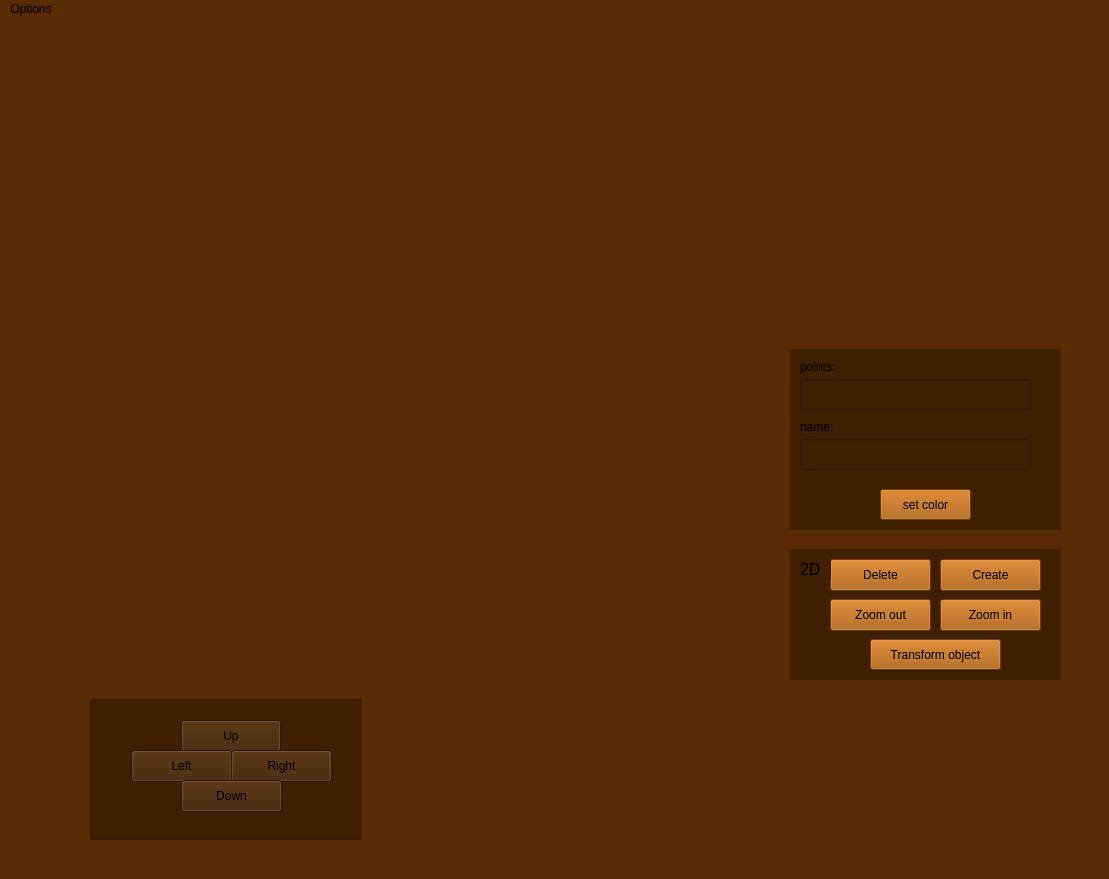
Before: the Qt Designer form view/main_window.ui in victoriavllso/sistema-grafico-interativo, drawn with Qt 5.
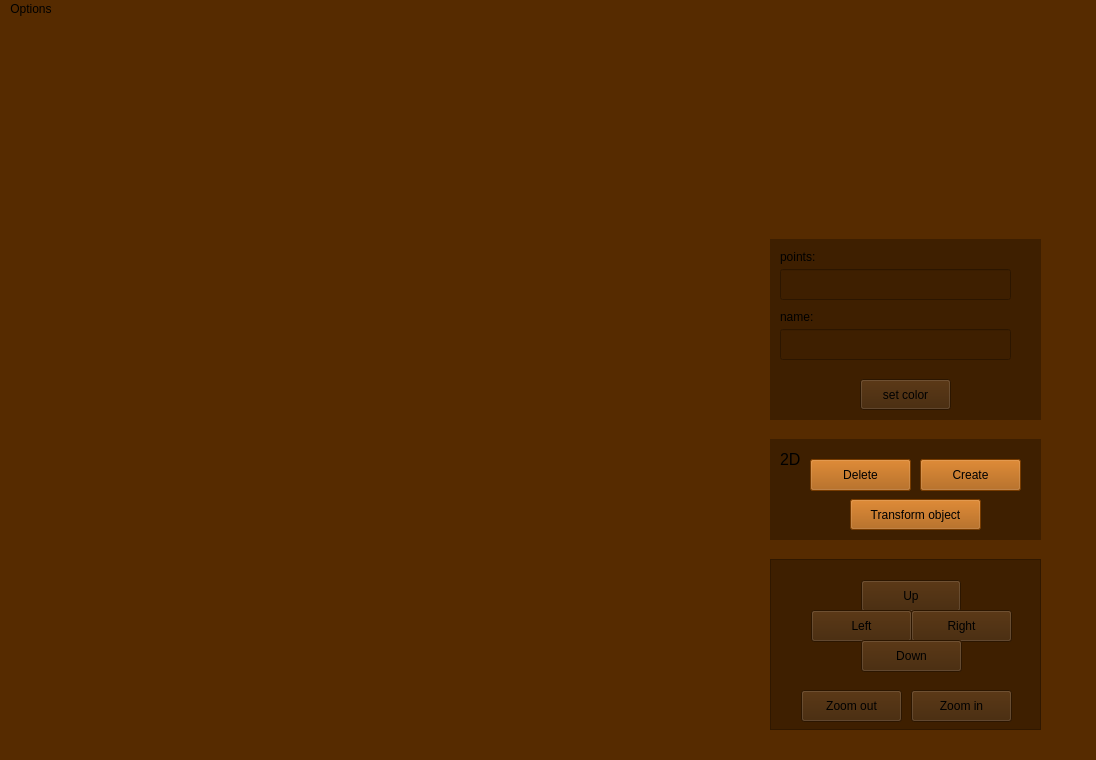
After: the same form once the commit is applied.

The edit to the form file:
```diff
--- a/view/main_window.ui
+++ b/view/main_window.ui
@@ -6,8 +6,8 @@
    <rect>
     <x>0</x>
     <y>0</y>
-    <width>1109</width>
-    <height>879</height>
+    <width>1096</width>
+    <height>760</height>
    </rect>
   </property>
   <property name="palette">
@@ -111,7 +111,7 @@
    <widget class="QLabel" name="vp">
     <property name="geometry">
      <rect>
-      <x>80</x>
+      <x>100</x>
       <y>10</y>
       <width>621</width>
       <height>661</height>
@@ -124,10 +124,10 @@
    <widget class="QScrollArea" name="scrollArea">
     <property name="geometry">
      <rect>
-      <x>90</x>
-      <y>680</y>
+      <x>770</x>
+      <y>540</y>
       <width>271</width>
-      <height>141</height>
+      <height>171</height>
      </rect>
     </property>
     <property name="styleSheet">
@@ -142,7 +142,7 @@
        <x>0</x>
        <y>0</y>
        <width>269</width>
-       <height>139</height>
+       <height>169</height>
       </rect>
      </property>
      <widget class="QPushButton" name="up">
@@ -197,15 +197,47 @@
        <string>Down</string>
       </property>
      </widget>
+     <widget class="QPushButton" name="z_out">
+      <property name="geometry">
+       <rect>
+        <x>30</x>
+        <y>130</y>
+        <width>101</width>
+        <height>32</height>
+       </rect>
+      </property>
+      <property name="styleSheet">
+       <string notr="true"/>
+      </property>
+      <property name="text">
+       <string>Zoom out</string>
+      </property>
+     </widget>
+     <widget class="QPushButton" name="z_in">
+      <property name="geometry">
+       <rect>
+        <x>140</x>
+        <y>130</y>
+        <width>101</width>
+        <height>32</height>
+       </rect>
+      </property>
+      <property name="styleSheet">
+       <string notr="true"/>
+      </property>
+      <property name="text">
+       <string>Zoom in</string>
+      </property>
+     </widget>
     </widget>
    </widget>
    <widget class="QWidget" name="widget" native="true">
     <property name="geometry">
      <rect>
-      <x>790</x>
-      <y>530</y>
+      <x>770</x>
+      <y>420</y>
       <width>271</width>
-      <height>131</height>
+      <height>101</height>
      </rect>
     </property>
     <property name="styleSheet">
@@ -215,7 +247,7 @@
      <property name="geometry">
       <rect>
        <x>150</x>
-       <y>10</y>
+       <y>20</y>
        <width>101</width>
        <height>32</height>
       </rect>
@@ -231,7 +263,7 @@
      <property name="geometry">
       <rect>
        <x>40</x>
-       <y>10</y>
+       <y>20</y>
        <width>101</width>
        <height>32</height>
       </rect>
@@ -247,7 +279,7 @@
      <property name="geometry">
       <rect>
        <x>80</x>
-       <y>90</y>
+       <y>60</y>
        <width>131</width>
        <height>31</height>
       </rect>
@@ -259,38 +291,6 @@
       <string>Transform object</string>
      </property>
     </widget>
-    <widget class="QPushButton" name="z_in">
-     <property name="geometry">
-      <rect>
-       <x>150</x>
-       <y>50</y>
-       <width>101</width>
-       <height>32</height>
-      </rect>
-     </property>
-     <property name="styleSheet">
-      <string notr="true">background-color: rgb(166, 83, 0);</string>
-     </property>
-     <property name="text">
-      <string>Zoom in</string>
-     </property>
-    </widget>
-    <widget class="QPushButton" name="z_out">
-     <property name="geometry">
-      <rect>
-       <x>40</x>
-       <y>50</y>
-       <width>101</width>
-       <height>32</height>
-      </rect>
-     </property>
-     <property name="styleSheet">
-      <string notr="true">background-color: rgb(166, 83, 0);</string>
-     </property>
-     <property name="text">
-      <string>Zoom out</string>
-     </property>
-    </widget>
     <widget class="QLabel" name="label">
      <property name="geometry">
       <rect>
@@ -309,12 +309,16 @@
       <string>2D</string>
      </property>
     </widget>
+    <zorder>create_but</zorder>
+    <zorder>transform_button</zorder>
+    <zorder>label</zorder>
+    <zorder>delete_but</zorder>
    </widget>
    <widget class="QWidget" name="widget_2" native="true">
     <property name="geometry">
      <rect>
-      <x>790</x>
-      <y>330</y>
+      <x>770</x>
+      <y>220</y>
       <width>271</width>
       <height>181</height>
      </rect>
@@ -381,7 +385,7 @@
       </rect>
      </property>
      <property name="styleSheet">
-      <string notr="true">background-color: rgb(166, 83, 0);</string>
+      <string notr="true"/>
      </property>
      <property name="text">
       <string>set color</string>
@@ -394,7 +398,7 @@
     <rect>
      <x>0</x>
      <y>0</y>
-     <width>1109</width>
+     <width>1096</width>
      <height>19</height>
     </rect>
    </property>
```
